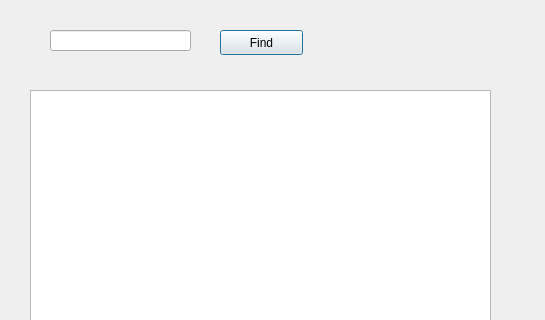
Old version of the form src/pn/netlist.ui in the repository Artimi/icp_pn; both pictures show x 0 to 545 and y 0 to 320 of the 545 by 507 pixel window.
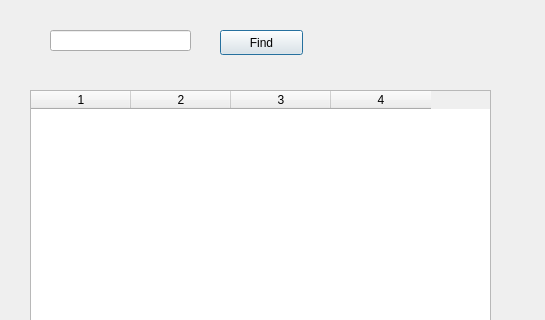
New version of the form.

Commit message: netlist formulář

What changed in the file:
```diff
--- a/src/pn/netlist.ui
+++ b/src/pn/netlist.ui
@@ -22,6 +22,13 @@
      <height>341</height>
     </rect>
    </property>
+   <property name="columnCount">
+    <number>4</number>
+   </property>
+   <column/>
+   <column/>
+   <column/>
+   <column/>
   </widget>
   <widget class="QLineEdit" name="lineEdit">
    <property name="geometry">
```
The commit also changes 4 other files.
